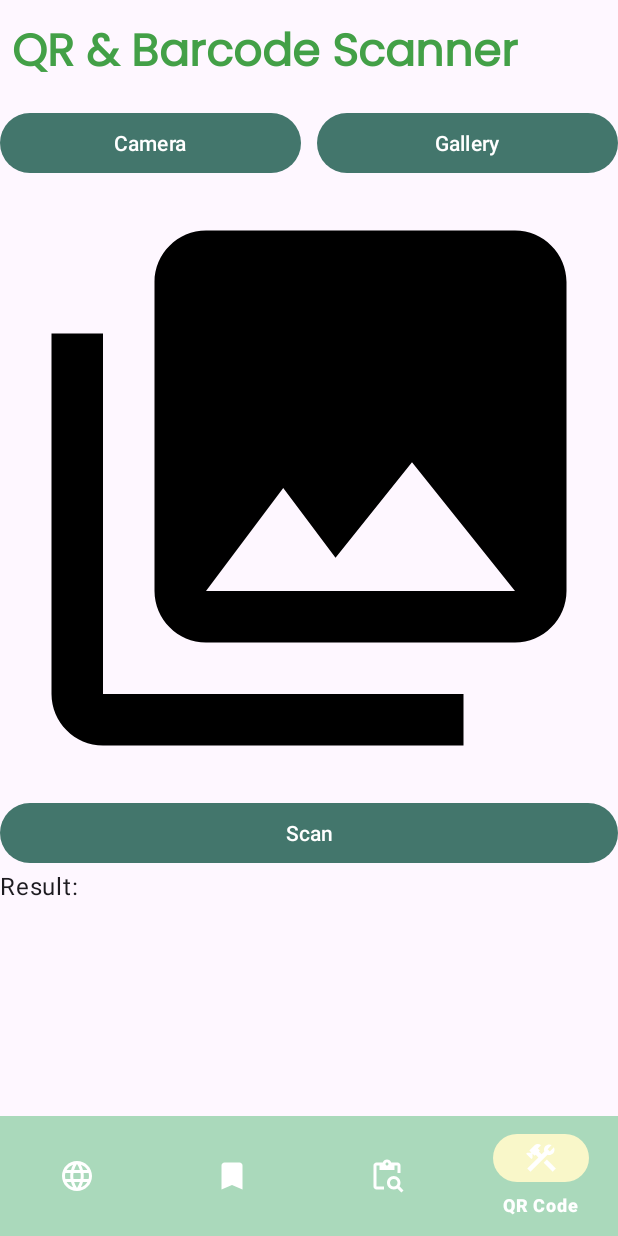
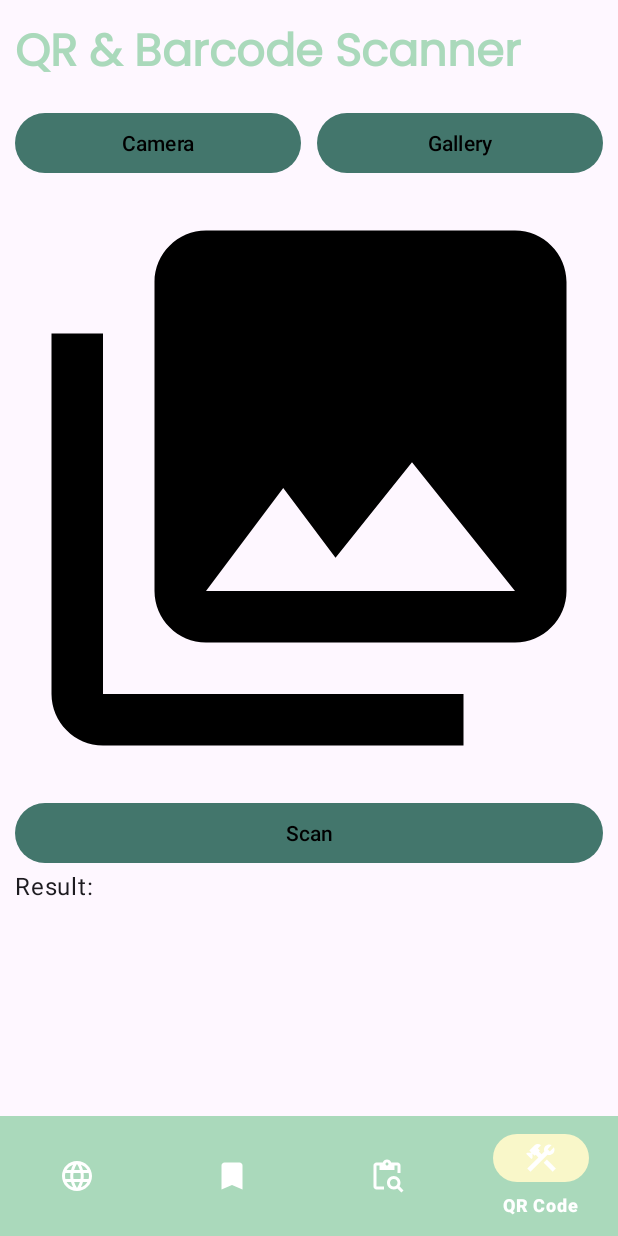
Before and after one commit to msandypr/android-news-app, an Android app: the QrCodeFragment screen opened through its navigation route, on a phone screen of 412 x 824 dp. Run offline under Robolectric (Android 15) with nearby library versions, the phone set to English and light mode, and no system bars; our stand-ins replace Room's generated code, navigation-ui; libraries missing offline, so code that uses them is left out: com.google.mlkit.vision; pictures from the network do not load; 2 statements that could not run were skipped.

Commit message:
feat: ui improvements

```diff
--- a/app/src/main/res/drawable/baseline_bookmark.xml
+++ b/app/src/main/res/drawable/baseline_bookmark.xml
@@ -1,5 +1,6 @@
 <vector android:height="24dp" android:tint="#000000"
     android:viewportHeight="24" android:viewportWidth="24"
     android:width="24dp" xmlns:android="http://schemas.android.com/apk/res/android">
-    <path android:fillColor="@android:color/white" android:pathData="M17,3H7c-1.1,0 -1.99,0.9 -1.99,2L5,21l7,-3 7,3V5c0,-1.1 -0.9,-2 -2,-2z"/>
+    <path
+        android:fillColor="@android:color/white" android:pathData="M17,3H7c-1.1,0 -1.99,0.9 -1.99,2L5,21l7,-3 7,3V5c0,-1.1 -0.9,-2 -2,-2z"/>
 </vector>
--- a/app/src/main/res/layout/fragment_qr_code.xml
+++ b/app/src/main/res/layout/fragment_qr_code.xml
@@ -13,14 +13,16 @@
         <TextView
             android:layout_width="wrap_content"
             android:layout_height="wrap_content"
-            android:layout_marginStart="8dp"
+            android:layout_marginStart="10dp"
             android:layout_marginTop="12dp"
+            android:layout_marginEnd="10dp"
             android:fontFamily="@font/poppins"
             android:text="@string/qr_amp_barcode_scanner"
             android:textAlignment="center"
-            android:textColor="#43A047"
+            android:textColor="@color/green"
             android:textSize="30sp"
-            android:textStyle="bold" />
+            android:textStyle="bold"
+            tools:ignore="TextContrastCheck" />
 
         <LinearLayout
             android:layout_width="match_parent"
@@ -33,7 +35,9 @@
                 android:layout_width="match_parent"
                 android:layout_height="wrap_content"
                 android:text="@string/camera"
+                android:textColor="@color/black"
                 android:layout_marginEnd="5dp"
+                android:layout_marginStart="10dp"
                 android:layout_weight="1"/>
 
             <com.google.android.material.button.MaterialButton
@@ -41,7 +45,9 @@
                 android:layout_width="match_parent"
                 android:layout_height="wrap_content"
                 android:layout_weight="1"
+                android:textColor="@color/black"
                 android:text="@string/gallery"
+                android:layout_marginEnd="10dp"
                 android:layout_marginStart="5dp"/>
         </LinearLayout>
 
@@ -50,24 +56,33 @@
             android:layout_width="match_parent"
             android:layout_height="wrap_content"
             android:src="@drawable/baseline_gallery"
-            android:adjustViewBounds="true"/>
+            android:adjustViewBounds="true"
+            android:contentDescription="@string/pick_an_image_from_gallery" />
 
         <com.google.android.material.button.MaterialButton
             android:id="@+id/scanButton"
             android:layout_width="match_parent"
             android:layout_height="wrap_content"
-            android:text="Scan"/>
+            android:layout_marginStart="10dp"
+            android:layout_marginEnd="10dp"
+            android:textColor="@color/black"
+            android:text="@string/scan"/>
 
         <TextView
             android:layout_width="match_parent"
-            android:text="Result:"
+            android:text="@string/result"
             style="@style/TextAppearance.MaterialComponents.Body1"
-            android:layout_height="wrap_content"/>
+            android:layout_height="wrap_content"
+            android:layout_marginStart="10dp"
+            android:layout_marginEnd="10dp"/>
 
         <TextView
             android:id="@+id/resultTv"
             android:layout_width="match_parent"
-            android:layout_height="wrap_content"/>
+            android:layout_height="wrap_content"
+            android:textColor="@color/black"
+            android:layout_marginStart="10dp"
+            android:layout_marginEnd="10dp"/>
     </LinearLayout>
 
 </ScrollView>
--- /dev/null
+++ b/app/src/main/res/values-night/colors.xml
@@ -0,0 +1,7 @@
+<?xml version="1.0" encoding="utf-8"?>
+<resources>
+    <color name="white">#FF000000</color>
+    <color name="black">#FFFFFFFF</color>
+    <color name="green">#AAD9BB</color>
+    <color name="yellow">#F9F7C9</color>
+</resources>
--- a/app/src/main/res/values-night/themes.xml
+++ b/app/src/main/res/values-night/themes.xml
@@ -1,7 +1,15 @@
 <resources xmlns:tools="http://schemas.android.com/tools">
     <!-- Base application theme. -->
     <style name="Base.Theme.TheSandyNews" parent="Theme.Material3.DayNight.NoActionBar">
-        <!-- Customize your dark theme here. -->
-        <!-- <item name="colorPrimary">@color/my_dark_primary</item> -->
+        <!-- Customize your light theme here. -->
+        <item name="colorPrimary">#43766C</item>
+        <item name="colorPrimaryVariant">#43766C</item>
+        <item name="android:statusBarColor">#43766C</item>
+    </style>
+
+    <style name="Theme.TheSandyNews" parent="Base.Theme.TheSandyNews" />
+
+    <style name="App.Custom.Indicator" parent="Widget.Material3.BottomNavigationView.ActiveIndicator">
+        <item name="android:color">@color/yellow</item>
     </style>
 </resources>
--- a/app/src/main/res/values/strings.xml
+++ b/app/src/main/res/values/strings.xml
@@ -7,4 +7,7 @@
     <string name="gallery">Gallery</string>
     <string name="camera">Camera</string>
     <string name="todo">TODO</string>
+    <string name="result">Result:</string>
+    <string name="pick_an_image_from_gallery">Pick an Image from Gallery</string>
+    <string name="scan">Scan</string>
 </resources>
```
